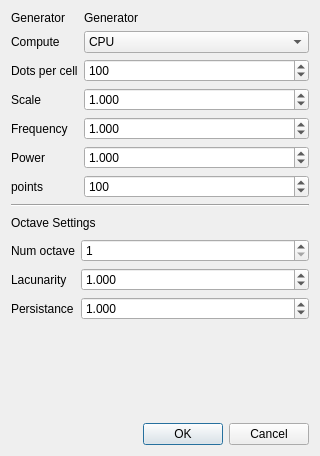
b3h4re/world-gen, file src/apps/generator_settings_dialog.ui: the form before one commit.
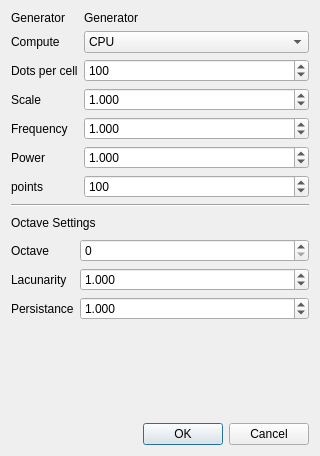
The form after the commit.

```diff
--- a/src/apps/generator_settings_dialog.ui
+++ b/src/apps/generator_settings_dialog.ui
@@ -199,20 +199,20 @@
      <item row="0" column="0">
       <widget class="QLabel" name="numOctavesLabel">
        <property name="text">
-        <string>Num octave</string>
+        <string>Octave</string>
        </property>
       </widget>
      </item>
      <item row="0" column="1">
       <widget class="QSpinBox" name="numOctavesSpinBox">
        <property name="minimum">
-        <number>1</number>
+        <number>0</number>
        </property>
        <property name="maximum">
         <number>2147483647</number>
        </property>
        <property name="value">
-        <number>1</number>
+        <number>0</number>
        </property>
       </widget>
      </item>
```
Left out of the diff: 4 changed lines with no effect on the pictures.
